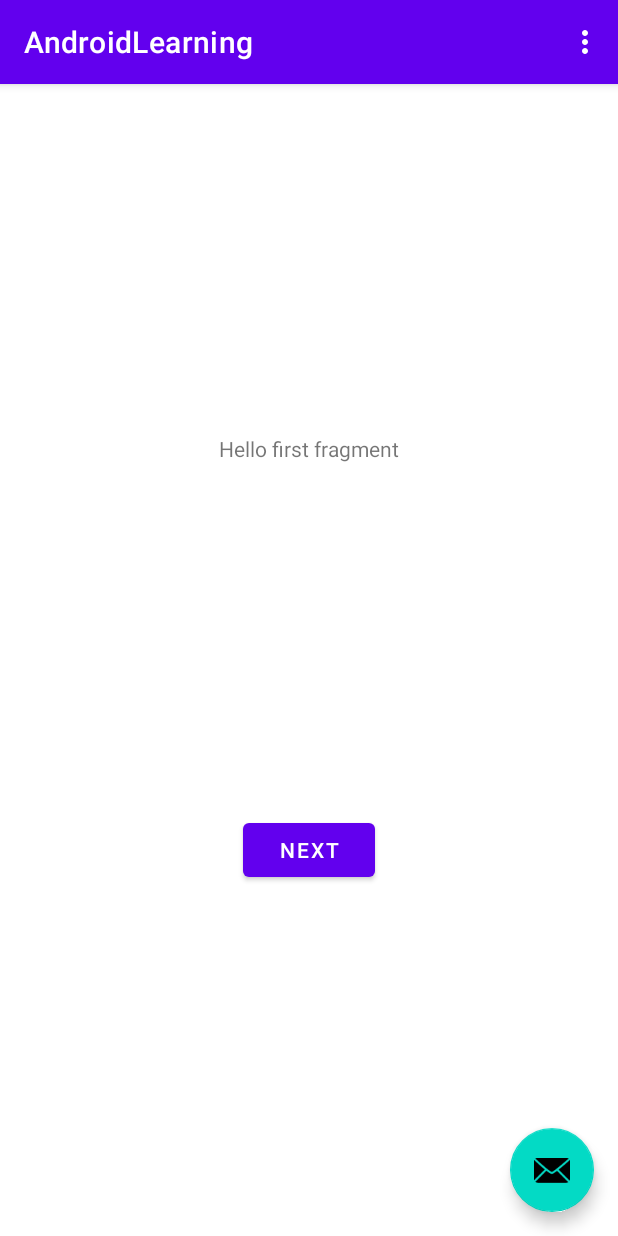
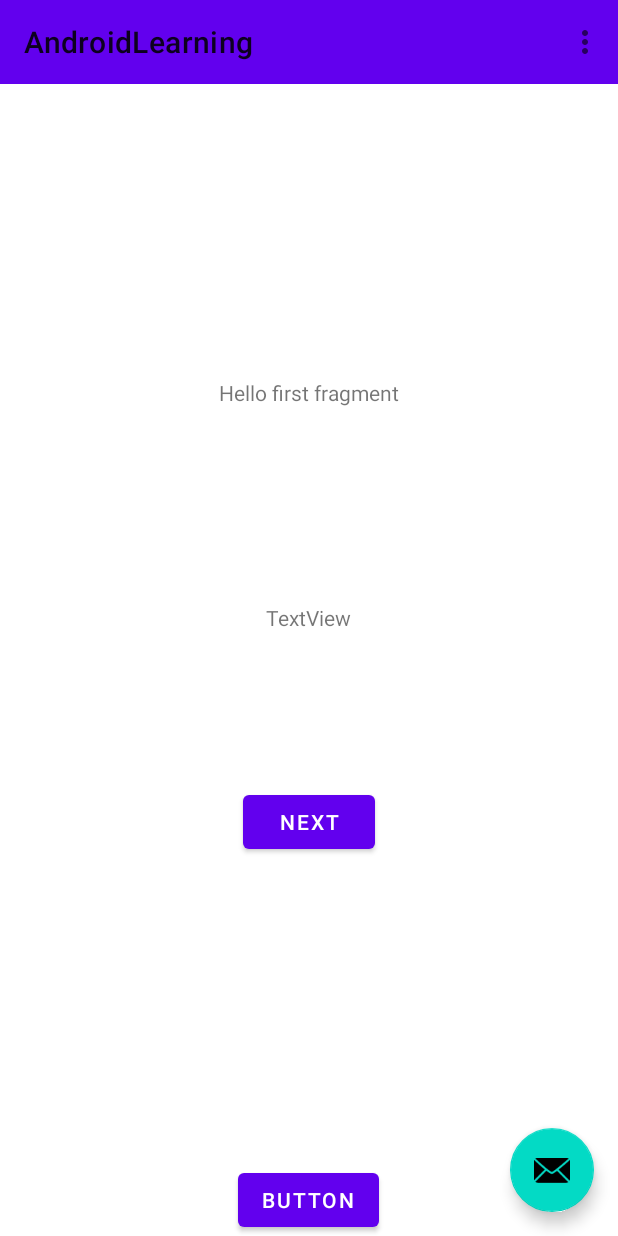
Before and after one commit to pogo420/AndroidLearning, an Android app: the screen it shows after launch (MainActivity), on a phone screen of 412 x 824 dp. Run offline under Robolectric (Android 15) with nearby library versions, the phone set to English and light mode, and no system bars.

Commit message:
view updates

```diff
--- a/app/src/main/java/com/example/androidlearning/MainActivity.java
+++ b/app/src/main/java/com/example/androidlearning/MainActivity.java
@@ -8,12 +8,18 @@ import com.google.android.material.snackbar.Snackbar;
 import androidx.appcompat.app.AppCompatActivity;
 import androidx.appcompat.widget.Toolbar;
 
+import android.util.Log;
 import android.view.View;
 
 import android.view.Menu;
 import android.view.MenuItem;
+import android.widget.TextView;
+import android.widget.Toast;
 
 public class MainActivity extends AppCompatActivity {
+
+    String tag = "SampleDemo:";
+    TextView textView;
 
     @Override
     protected void onCreate(Bundle savedInstanceState) {
@@ -30,6 +36,8 @@ public class MainActivity extends AppCompatActivity {
                         .setAction("Action", null).show();
             }
         });
+        Log.i(tag, "--onCreate--");
+        textView = findViewById(R.id.textView);
     }
 
     @Override
@@ -53,4 +61,44 @@ public class MainActivity extends AppCompatActivity {
 
         return super.onOptionsItemSelected(item);
     }
+
+    @Override
+    protected void onStart() {
+        super.onStart();
+        Log.i(tag, "--onStart--");
+    }
+
+    @Override
+    protected void onStop() {
+        super.onStop();
+        Log.i(tag, "--onStop--");
+    }
+
+    @Override
+    protected void onDestroy() {
+        super.onDestroy();
+        Log.i(tag, "--onDestroy--");
+    }
+
+    @Override
+    protected void onResume() {
+        super.onResume();
+        Log.i(tag, "--onResume--");
+    }
+
+    @Override
+    protected void onRestart() {
+        super.onRestart();
+        Log.i(tag, "--onRestart--");
+    }
+
+    @Override
+    protected void onPause() {
+        super.onPause();
+        Log.i(tag, "--onPause--");
+    }
+    public void clickHandler(View view){
+        textView.setText("Hello Android");
+        Toast.makeText(this, "Clicked a button",Toast.LENGTH_LONG).show();
+    }
 }
--- a/app/src/main/res/layout/activity_main.xml
+++ b/app/src/main/res/layout/activity_main.xml
@@ -11,16 +11,11 @@
         android:layout_height="wrap_content"
         android:theme="@style/Theme.AndroidLearning.AppBarOverlay">
 
-        <androidx.appcompat.widget.Toolbar
-            android:id="@+id/toolbar"
-            android:layout_width="match_parent"
-            android:layout_height="?attr/actionBarSize"
-            android:background="?attr/colorPrimary"
-            app:popupTheme="@style/Theme.AndroidLearning.PopupOverlay" />
-
     </com.google.android.material.appbar.AppBarLayout>
 
-    <include layout="@layout/content_main" />
+    <include
+        layout="@layout/content_main"
+        android:layout_height="match_parent" />
 
     <com.google.android.material.floatingactionbutton.FloatingActionButton
         android:id="@+id/fab"
@@ -30,4 +25,26 @@
         android:layout_margin="@dimen/fab_margin"
         app:srcCompat="@android:drawable/ic_dialog_email" />
 
+    <Button
+        android:id="@+id/button"
+        android:layout_width="wrap_content"
+        android:layout_height="wrap_content"
+        android:layout_gravity="bottom|center"
+        android:onClick="clickHandler"
+        android:text="Button" />
+
+    <androidx.appcompat.widget.Toolbar
+        android:id="@+id/toolbar"
+        android:layout_width="match_parent"
+        android:layout_height="?attr/actionBarSize"
+        android:background="?attr/colorPrimary"
+        app:popupTheme="@style/Theme.AndroidLearning.PopupOverlay" />
+
+    <TextView
+        android:id="@+id/textView"
+        android:layout_width="wrap_content"
+        android:layout_height="wrap_content"
+        android:layout_gravity="center_horizontal|center_vertical"
+        android:text="TextView" />
+
 </androidx.coordinatorlayout.widget.CoordinatorLayout>
```
Also changed, not shown: app/src/main/res/layout/activity_1_liner.xml (added, +46 -0 lines).
